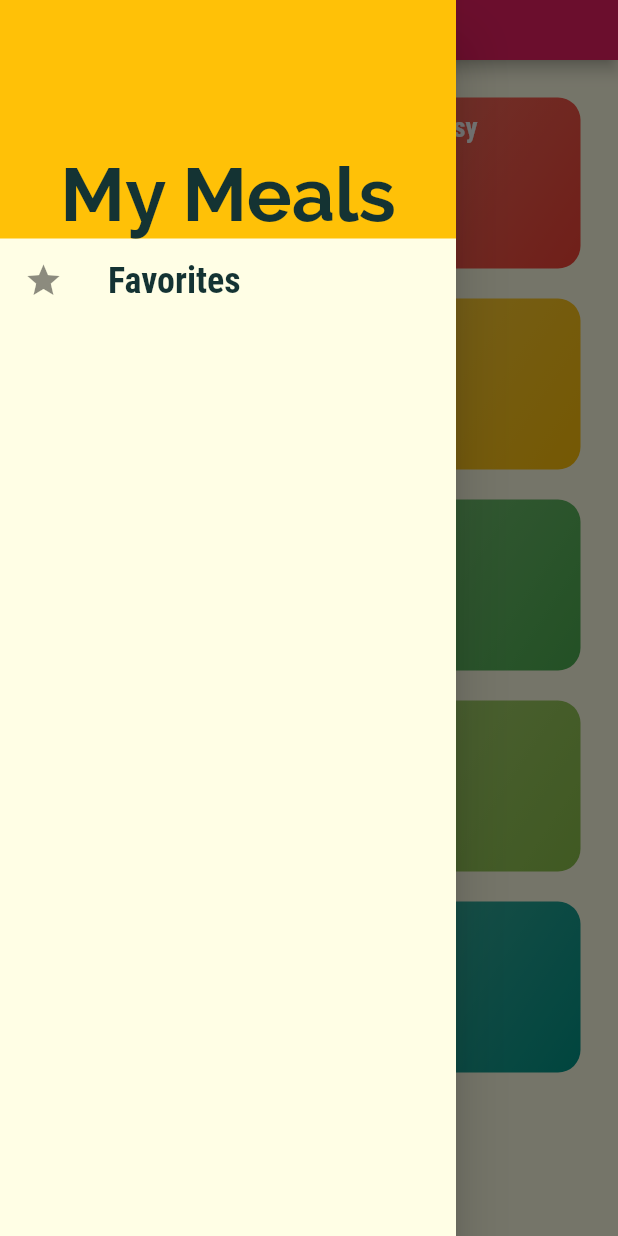
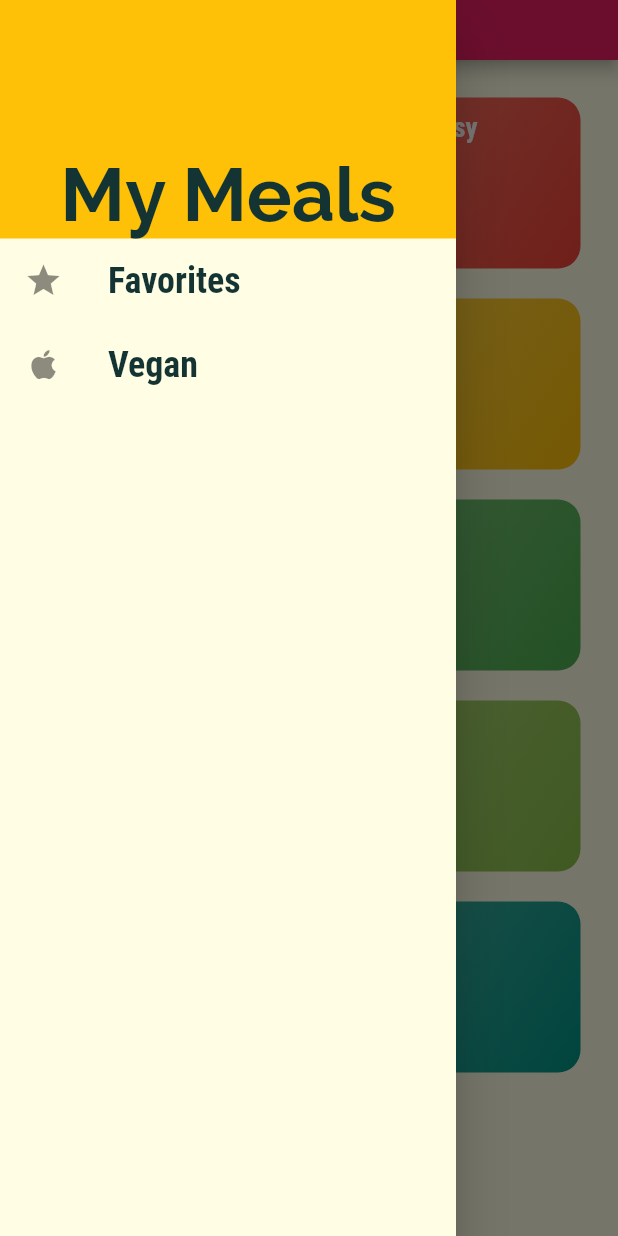
Before and after one commit to fadysherif8/Meals-app, a Flutter app: the screen it shows after launch, with the side drawer open, on a phone screen of 412 x 824 dp. Run offline on Flutter 3.47's test engine with Material 2 defaults, Android fonts, the phone set to English and light mode, and no system bars.

Commit message:
Added a vegan screen

```diff
--- a/app/lib/main.dart
+++ b/app/lib/main.dart
@@ -1,4 +1,5 @@
 import 'package:flutter/material.dart';
+import './screens/vegan_screen.dart';
 import './screens/favorites_screen.dart';
 import './screens/meal_detail_screen.dart';
 import './screens/category_meals_screen.dart';
@@ -37,6 +38,7 @@ class MyApp extends StatelessWidget {
         CategoryMealsScreen.routeName: (ctx) => CategoryMealsScreen(),
         MealDetailScreen.routeName: (ctx) => MealDetailScreen(),
         FavoritesScreen.routeName: (context) => FavoritesScreen(),
+        VeganScreen.routeName: (context) => VeganScreen(),
       },
     );
   }
--- /dev/null
+++ b/app/lib/screens/vegan_screen.dart
@@ -0,0 +1,16 @@
+import 'package:flutter/material.dart';
+
+class VeganScreen extends StatelessWidget {
+  static const routeName = '/vegan-meals';
+
+  @override
+  Widget build(BuildContext context) {
+    return Scaffold(
+      appBar: AppBar(
+        centerTitle: true,
+        title: Text('Vegan'),
+      ),
+      body: Center(child: Text('This is Vegan screen')),
+    );
+  }
+}
--- a/app/lib/widgets/main_drawer.dart
+++ b/app/lib/widgets/main_drawer.dart
@@ -1,5 +1,6 @@
 import 'package:flutter/material.dart';
 import 'package:flutter_complete_guide/screens/favorites_screen.dart';
+import 'package:flutter_complete_guide/screens/vegan_screen.dart';
 
 class MainDrawer extends StatelessWidget {
   Widget buildListTile(String title, IconData icon, Function tapHandler) {
@@ -42,6 +43,9 @@ class MainDrawer extends StatelessWidget {
         buildListTile('Favorites', Icons.star, () {
           Navigator.of(context).pushNamed(FavoritesScreen.routeName);
         }),
+        buildListTile('Vegan', Icons.apple, () {
+          Navigator.of(context).pushNamed(VeganScreen.routeName);
+        }),
       ],
     ));
   }
```
